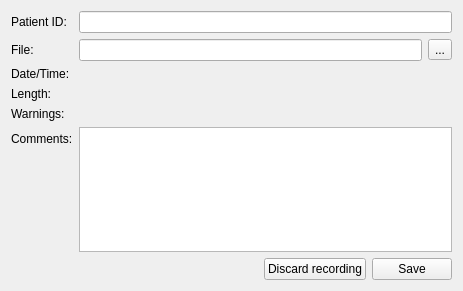
Before: the Qt Designer form ui/endrecording.ui in EuracBiomedicalResearch/DigitalSpiralography, drawn with Qt 5.
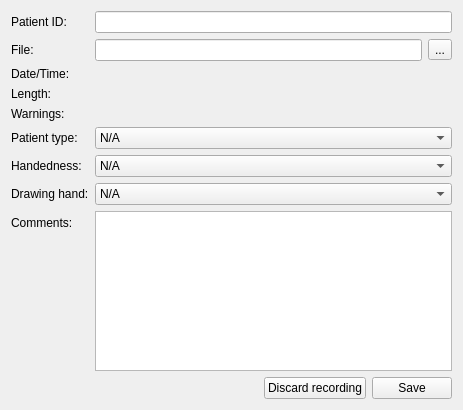
After: the same form once the commit is applied.

Commit message:
Include some patient attributes in the EndRecording/output-file.
- Patient type (case/control)
- Handedness
- Drawing hand

Diff of the .ui file:
```diff
--- a/ui/endrecording.ui
+++ b/ui/endrecording.ui
@@ -7,13 +7,13 @@
     <x>0</x>
     <y>0</y>
     <width>463</width>
-    <height>291</height>
+    <height>410</height>
    </rect>
   </property>
   <property name="minimumSize">
    <size>
     <width>463</width>
-    <height>266</height>
+    <height>410</height>
    </size>
   </property>
   <property name="windowTitle">
@@ -114,14 +114,14 @@
      </property>
     </widget>
    </item>
-   <item row="5" column="0">
+   <item row="8" column="0">
     <widget class="QLabel" name="label_2">
      <property name="text">
       <string>Comments:</string>
      </property>
     </widget>
    </item>
-   <item row="5" column="1">
+   <item row="8" column="1">
     <widget class="QPlainTextEdit" name="comments">
      <property name="sizePolicy">
       <sizepolicy hsizetype="Expanding" vsizetype="Expanding">
@@ -134,7 +134,7 @@
      </property>
     </widget>
    </item>
-   <item row="7" column="1">
+   <item row="10" column="1">
     <layout class="QHBoxLayout" name="horizontalLayout">
      <item>
       <spacer name="horizontalSpacer">
@@ -174,6 +174,89 @@
      </item>
     </layout>
    </item>
+   <item row="5" column="0">
+    <widget class="QLabel" name="label_5">
+     <property name="text">
+      <string>Patient type:</string>
+     </property>
+    </widget>
+   </item>
+   <item row="7" column="0">
+    <widget class="QLabel" name="label_6">
+     <property name="text">
+      <string>Drawing hand:</string>
+     </property>
+    </widget>
+   </item>
+   <item row="5" column="1">
+    <widget class="QComboBox" name="pat_type">
+     <item>
+      <property name="text">
+       <string>N/A</string>
+      </property>
+     </item>
+     <item>
+      <property name="text">
+       <string>Case</string>
+      </property>
+     </item>
+     <item>
+      <property name="text">
+       <string>Control</string>
+      </property>
+     </item>
+    </widget>
+   </item>
+   <item row="7" column="1">
+    <widget class="QComboBox" name="pat_hand">
+     <item>
+      <property name="text">
+       <string>N/A</string>
+      </property>
+     </item>
+     <item>
+      <property name="text">
+       <string>Left</string>
+      </property>
+     </item>
+     <item>
+      <property name="text">
+       <string>Right</string>
+      </property>
+     </item>
+    </widget>
+   </item>
+   <item row="6" column="0">
+    <widget class="QLabel" name="label_7">
+     <property name="text">
+      <string>Handedness:</string>
+     </property>
+    </widget>
+   </item>
+   <item row="6" column="1">
+    <widget class="QComboBox" name="pat_handedness">
+     <item>
+      <property name="text">
+       <string>N/A</string>
+      </property>
+     </item>
+     <item>
+      <property name="text">
+       <string>Left-handed</string>
+      </property>
+     </item>
+     <item>
+      <property name="text">
+       <string>Right-handed</string>
+      </property>
+     </item>
+     <item>
+      <property name="text">
+       <string>Ambidextrous</string>
+      </property>
+     </item>
+    </widget>
+   </item>
   </layout>
  </widget>
  <tabstops>
```
The commit also changes 3 other files.
